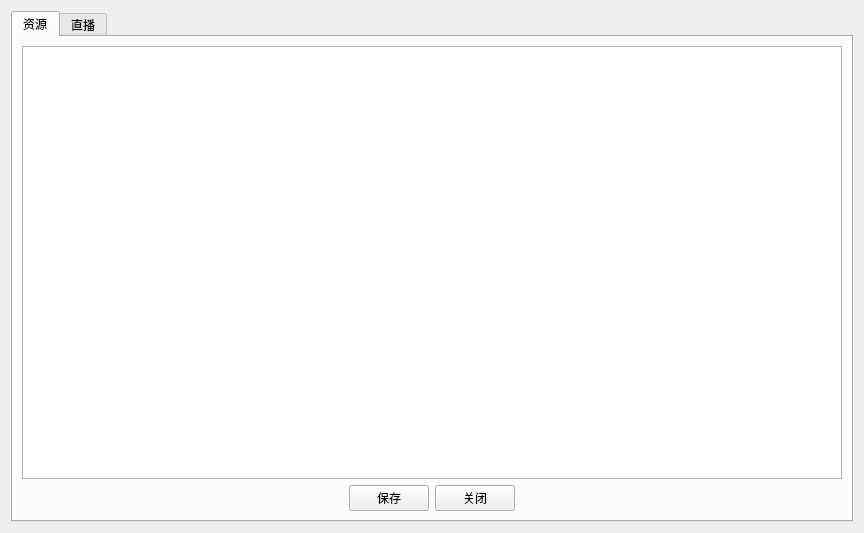
This is set.ui in xymov/vst-video as Qt 5 draws it before an edit. The edited form follows.
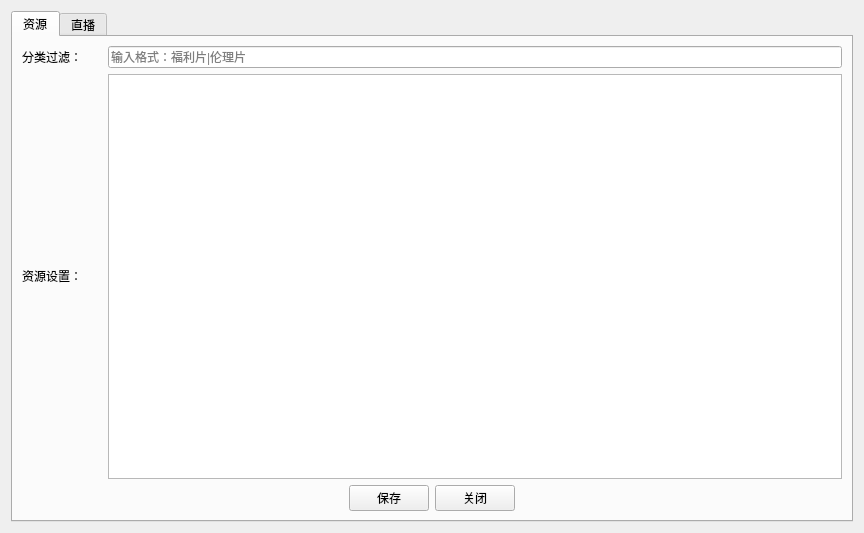
This is the edited form. The open tabs and pages were chosen to show the change.

Commit message: 2020.05.26 发布 2.55,主要添加加视频渲染选项和分类过滤功能.

What changed in the file:
```diff
--- a/set.ui
+++ b/set.ui
@@ -34,7 +34,60 @@
       </attribute>
       <layout class="QVBoxLayout" name="verticalLayout_3">
        <item>
-        <widget class="QPlainTextEdit" name="source_edit"/>
+        <layout class="QHBoxLayout" name="horizontalLayout_4">
+         <item>
+          <widget class="QLabel" name="label">
+           <property name="minimumSize">
+            <size>
+             <width>80</width>
+             <height>20</height>
+            </size>
+           </property>
+           <property name="maximumSize">
+            <size>
+             <width>80</width>
+             <height>20</height>
+            </size>
+           </property>
+           <property name="text">
+            <string>分类过滤：</string>
+           </property>
+          </widget>
+         </item>
+         <item>
+          <widget class="QLineEdit" name="lineEdit">
+           <property name="placeholderText">
+            <string>输入格式：福利片|伦理片</string>
+           </property>
+          </widget>
+         </item>
+        </layout>
+       </item>
+       <item>
+        <layout class="QHBoxLayout" name="horizontalLayout_5">
+         <item>
+          <widget class="QLabel" name="label_2">
+           <property name="minimumSize">
+            <size>
+             <width>80</width>
+             <height>20</height>
+            </size>
+           </property>
+           <property name="maximumSize">
+            <size>
+             <width>80</width>
+             <height>20</height>
+            </size>
+           </property>
+           <property name="text">
+            <string>资源设置：</string>
+           </property>
+          </widget>
+         </item>
+         <item>
+          <widget class="QPlainTextEdit" name="source_edit"/>
+         </item>
+        </layout>
        </item>
        <item>
         <layout class="QHBoxLayout" name="horizontalLayout_2">
```
Left out of the diff: 4 changed lines with no effect on the pictures. The commit also changes 73 other files.
